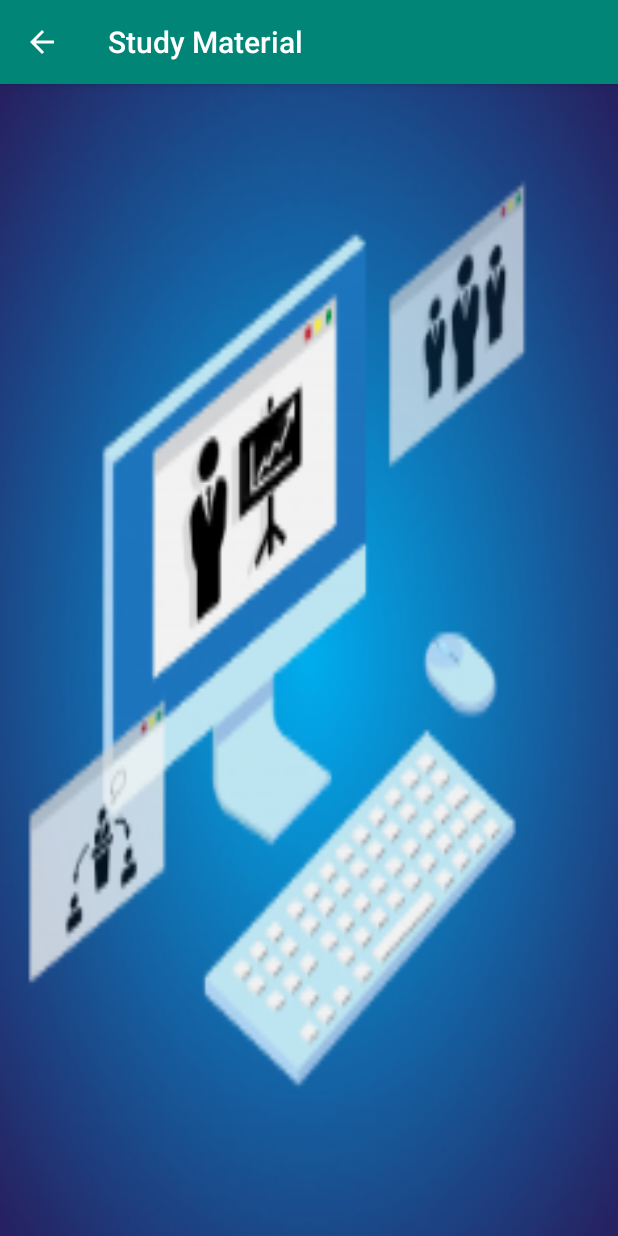
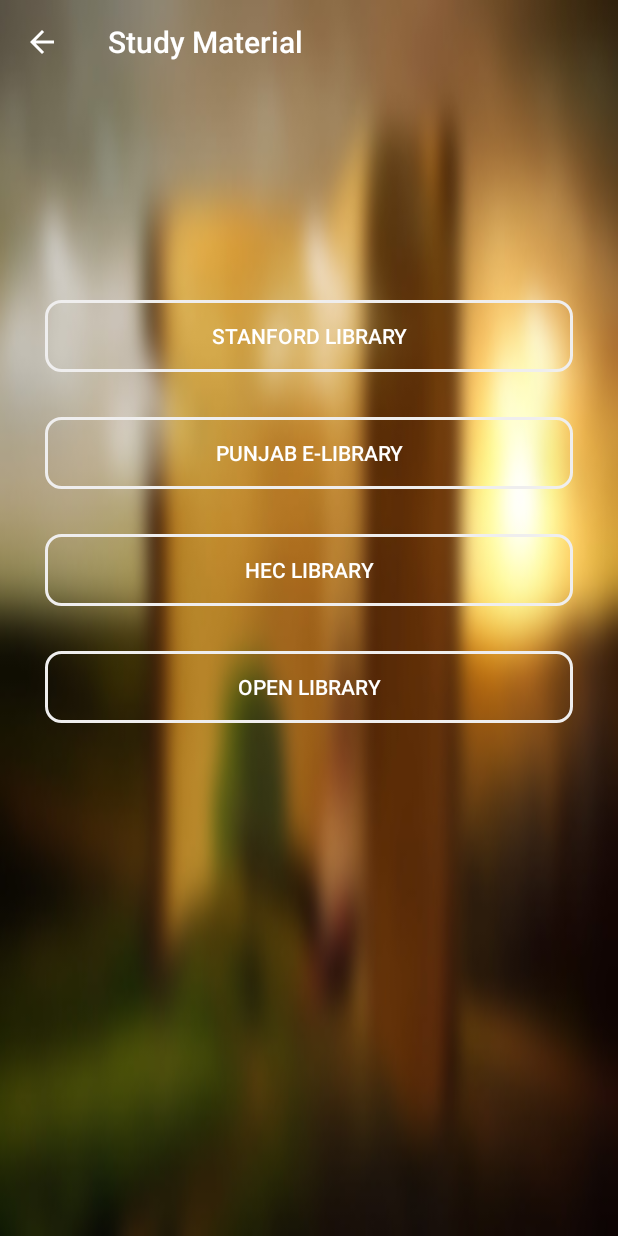
Before and after one commit to M-Asad-Chattha/Student_Hub_FYP, an Android app: the BookActivity screen opened directly, with no data from a screen before it, on a phone screen of 412 x 824 dp. Run offline under Robolectric (Android 15) with nearby library versions, the phone set to English and light mode, and no system bars; libraries missing offline, so code that uses them is left out: com.thefinestartist.finestwebview.

Commit message:
Book Library GUI and Back-end Complete

```diff
--- a/app/build.gradle
+++ b/app/build.gradle
@@ -37,5 +37,5 @@ dependencies {
     implementation 'com.github.Shashank02051997:FancyAboutPage-Android:2.6'
     implementation 'com.mikhaellopez:circularimageview:3.2.0'
     implementation 'com.libizo:customedittext:1.0.5'
-
+    implementation 'com.thefinestartist:finestwebview:1.2.7'
 }
--- a/app/src/main/AndroidManifest.xml
+++ b/app/src/main/AndroidManifest.xml
@@ -9,6 +9,8 @@
     <uses-permission android:name="android.permission.WRITE_CALENDAR" />
     <uses-permission android:name="android.permission.READ_CALENDAR" />
     <uses-permission android:name="android.permission.ACCESS_FINE_LOCATION" />
+    <uses-permission android:name="android.permission.INTERNET" />
+
     <!--
          The ACCESS_COARSE/FINE_LOCATION permissions are not required to use
          Google Maps Android API v2, but you must specify either coarse or fine
@@ -23,6 +25,12 @@
         android:roundIcon="@mipmap/ic_launcherd_demo_round"
         android:supportsRtl="true"
         android:theme="@style/AppTheme">
+
+        <activity
+            android:name="com.thefinestartist.finestwebview.FinestWebViewActivity"
+            android:configChanges="keyboardHidden|orientation|screenSize"
+            android:screenOrientation="sensor"
+            android:theme="@style/FinestWebViewTheme.Light.Fullscreen" />
 
         <activity
             android:name=".EditProfileActivity"
@@ -97,6 +105,7 @@
             android:label="@string/title_activity_timetable" />
         <activity
             android:name=".BookActivity"
+            android:theme="@style/ProfileTheme"
             android:label="@string/title_activity_book" />
         <activity
             android:name=".GPAActivity"
--- a/app/src/main/java/com/achba/studenthub/BookActivity.java
+++ b/app/src/main/java/com/achba/studenthub/BookActivity.java
@@ -2,6 +2,9 @@ package com.achba.studenthub;
 
 import android.support.v7.app.AppCompatActivity;
 import android.os.Bundle;
+import android.view.View;
+
+import com.thefinestartist.finestwebview.FinestWebView;
 
 public class BookActivity extends AppCompatActivity {
 
@@ -10,7 +13,11 @@ public class BookActivity extends AppCompatActivity {
         super.onCreate(savedInstanceState);
         setContentView(R.layout.activity_book);
         getSupportActionBar().setDisplayHomeAsUpEnabled(true);
-        getSupportActionBar().setDisplayShowHomeEnabled(true);
+        getWindow().getDecorView().setSystemUiVisibility(
+                View.SYSTEM_UI_FLAG_LAYOUT_STABLE
+                        | View.SYSTEM_UI_FLAG_LAYOUT_FULLSCREEN);
+
+
     }
 
     @Override
@@ -18,4 +25,24 @@ public class BookActivity extends AppCompatActivity {
         onBackPressed();
         return true;
     }
+
+    public void onClickHEC(View view) {
+        new FinestWebView.Builder(this)
+        .show("http://digitallibrary.edu.pk");
+    }
+
+    public void onClickOpenLibrary(View view) {
+        new FinestWebView.Builder(this)
+                .show("https://openlibrary.org");
+    }
+
+    public void onClickStanford(View view) {
+        new FinestWebView.Builder(this)
+                .show("https://library.stanford.edu/science/collections/chemistry-and-chemical-engineering-collection/ebooks");
+    }
+
+    public void onClickPunjabLibrary(View view) {
+        new FinestWebView.Builder(this)
+                .show("https://elibrary.punjab.gov.pk");
+    }
 }
--- a/app/src/main/java/com/achba/studenthub/DashboardFragment.java
+++ b/app/src/main/java/com/achba/studenthub/DashboardFragment.java
@@ -83,12 +83,13 @@ public class DashboardFragment extends Fragment  {
         cardBooks.setOnClickListener(new View.OnClickListener(){
             @Override
             public void onClick(View v) {
-                /*Intent intent = new Intent(getContext(), BookActivity.class);
-                startActivity(intent);*/
-                String url = "http://digitallibrary.edu.pk";
+                Intent intent = new Intent(getContext(), BookActivity.class);
+                startActivity(intent);
+
+                /*String url = "http://digitallibrary.edu.pk";
                 Intent i = new Intent(Intent.ACTION_VIEW);
                 i.setData(Uri.parse(url));
-                startActivity(i);
+                startActivity(i);*/
             }
         });
 
--- /dev/null
+++ b/app/src/main/res/drawable/rounded_btn_stroke_non_selected.xml
@@ -0,0 +1,11 @@
+<?xml version="1.0" encoding="utf-8"?>
+
+<shape xmlns:android="http://schemas.android.com/apk/res/android">
+    <stroke android:width="2dp" android:color="#efeeee" />
+    <solid android:color="@android:color/transparent" />
+    <corners
+        android:bottomLeftRadius="10dp"
+        android:bottomRightRadius="10dp"
+        android:topLeftRadius="10dp"
+        android:topRightRadius="10dp" />
+</shape>
--- /dev/null
+++ b/app/src/main/res/drawable/rounded_btn_stroke_selected.xml
@@ -0,0 +1,8 @@
+<?xml version="1.0" encoding="utf-8"?>
+
+<shape xmlns:android="http://schemas.android.com/apk/res/android"
+    android:shape="rectangle">
+    <solid android:color="#72FFC000" />
+    <corners android:radius="10dp" />
+
+</shape>
--- /dev/null
+++ b/app/src/main/res/drawable/rounded_btn_stroke_selector.xml
@@ -0,0 +1,6 @@
+<?xml version="1.0" encoding="utf-8"?>
+<selector xmlns:android="http://schemas.android.com/apk/res/android">
+    <item android:state_pressed="true" android:drawable="@drawable/rounded_btn_stroke_selected" />
+    <item android:state_focused="true" android:drawable="@drawable/rounded_btn_stroke_non_selected" />
+    <item android:drawable="@drawable/rounded_btn_stroke_non_selected" />
+</selector>
--- a/app/src/main/res/layout/activity_book.xml
+++ b/app/src/main/res/layout/activity_book.xml
@@ -1,10 +1,58 @@
 <?xml version="1.0" encoding="utf-8"?>
-<android.support.constraint.ConstraintLayout xmlns:android="http://schemas.android.com/apk/res/android"
+<RelativeLayout xmlns:android="http://schemas.android.com/apk/res/android"
     xmlns:app="http://schemas.android.com/apk/res-auto"
     xmlns:tools="http://schemas.android.com/tools"
     android:layout_width="match_parent"
     android:layout_height="match_parent"
-    android:background="@drawable/online_courses"
+    android:background="@drawable/background_blur_book"
     tools:context=".BookActivity">
 
-</android.support.constraint.ConstraintLayout>
+    <Button
+        android:id="@+id/btn_stanford"
+        android:layout_width="match_parent"
+        android:layout_height="wrap_content"
+        android:layout_marginLeft="30dp"
+        android:layout_marginTop="200dp"
+        android:layout_marginRight="30dp"
+        android:background="@drawable/rounded_btn_stroke_selector"
+        android:onClick="onClickStanford"
+        android:text="Stanford Library" />
+
+    <Button
+        android:id="@+id/btn_punjabLibrary"
+        android:layout_width="match_parent"
+        android:layout_height="wrap_content"
+        android:layout_below="@id/btn_stanford"
+        android:layout_marginLeft="30dp"
+        android:layout_marginTop="30dp"
+        android:layout_marginRight="30dp"
+        android:background="@drawable/rounded_btn_stroke_selector"
+        android:onClick="onClickPunjabLibrary"
+        android:text="Punjab e-Library" />
+
+    <Button
+        android:id="@+id/btn_hec"
+        android:layout_width="match_parent"
+        android:layout_height="wrap_content"
+        android:layout_below="@id/btn_punjabLibrary"
+        android:layout_marginLeft="30dp"
+        android:layout_marginTop="30dp"
+        android:layout_marginRight="30dp"
+        android:background="@drawable/rounded_btn_stroke_selector"
+        android:onClick="onClickHEC"
+        android:text="HEC Library" />
+
+    <Button
+        android:id="@+id/btn_openLibrary"
+        android:layout_width="match_parent"
+        android:layout_height="wrap_content"
+        android:layout_below="@id/btn_hec"
+        android:layout_marginLeft="30dp"
+        android:layout_marginTop="30dp"
+        android:layout_marginRight="30dp"
+        android:background="@drawable/rounded_btn_stroke_selector"
+        android:onClick="onClickOpenLibrary"
+        android:text="Open Library" />
+
+
+</RelativeLayout>
```
Also changed, not shown: app/src/main/res/drawable-xxxhdpi/background_blur_book.jpg (added).
